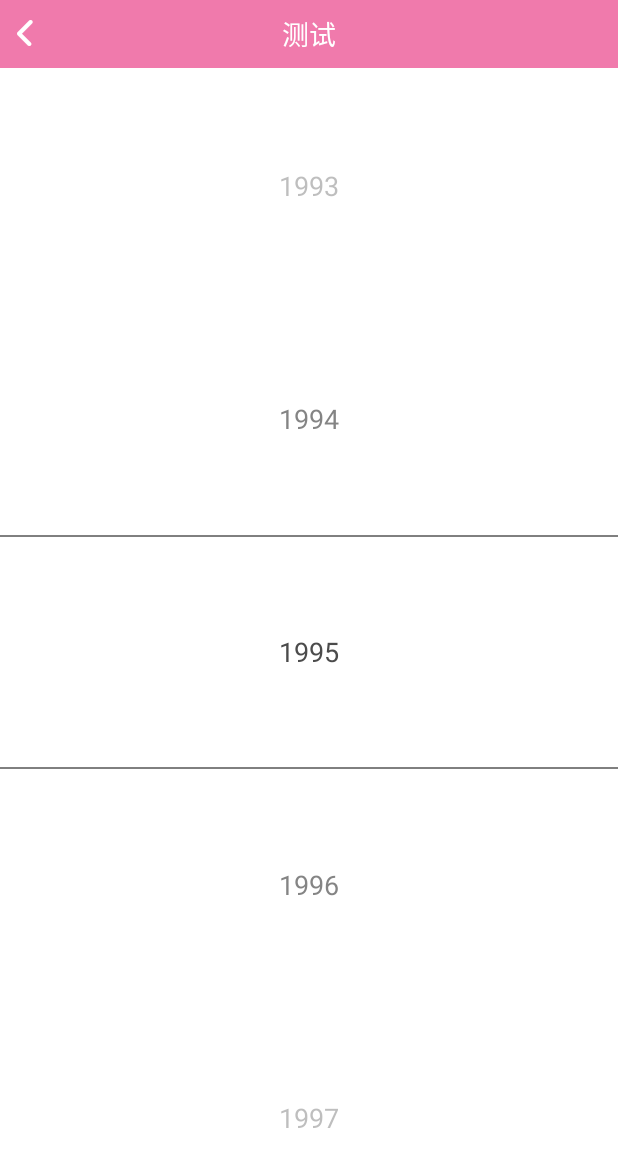
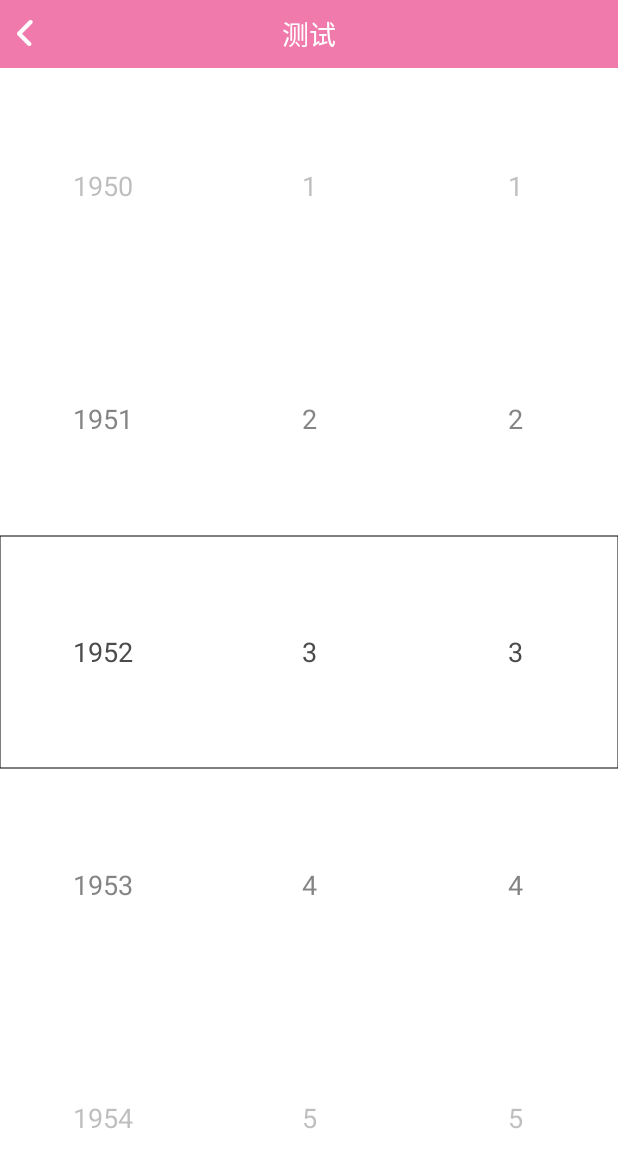
Before and after one commit to BreedMemory/BreedMemory, an Android app: the TestActivity screen opened directly, with no data from a screen before it, on a phone screen of 412 x 824 dp. Shown: the top 1168 px of the screen. Run offline under Robolectric (Android 15) with nearby library versions, the phone set to English and light mode, and no system bars.

Commit message:
完成时间选择控件 登录页面开头

```diff
--- a/app/src/main/java/com/yijiehl/club/android/ui/activity/TestActivity.java
+++ b/app/src/main/java/com/yijiehl/club/android/ui/activity/TestActivity.java
@@ -6,15 +6,8 @@
  */
 package com.yijiehl.club.android.ui.activity;
 
-import android.os.Bundle;
-import android.view.View;
-import android.widget.LinearLayout;
-
-import com.uuzz.android.ui.view.IconTextView;
 import com.uuzz.android.util.ioc.annotation.ContentView;
-import com.uuzz.android.util.ioc.annotation.ViewInject;
 import com.yijiehl.club.android.R;
-import com.yijiehl.club.android.ui.view.NumberPickerView;
 
 
 /**
@@ -29,34 +22,9 @@ import com.yijiehl.club.android.ui.view.NumberPickerView;
 @ContentView(R.layout.activity_test)
 public class TestActivity extends BmActivity {
 
-    @ViewInject(R.id.npv_number_picker_view)
-    private NumberPickerView mNumberPicker;
-
-    @Override
-    protected void configHeadLeftView() {
-        mHeadLeftContainer.setBackgroundDrawable(getResources().getDrawable(R.drawable.bg_header_touchable));
-        IconTextView lReturnBtn = new IconTextView(this);
-        mHeadLeftContainer.addView(lReturnBtn);
-        LinearLayout.LayoutParams layoutParams = (LinearLayout.LayoutParams) lReturnBtn.getLayoutParams();
-        layoutParams.width = LinearLayout.LayoutParams.WRAP_CONTENT;
-        layoutParams.height = LinearLayout.LayoutParams.WRAP_CONTENT;
-        lReturnBtn.setText(getString(R.string.icon_return));
-
-        mHeadLeftContainer.setOnClickListener(new View.OnClickListener() {
-            @Override
-            public void onClick(View v) {
-                mNumberPicker.setMaxValue(2010);
-            }
-        });
-    }
 
     @Override
     protected String getHeadTitle() {
         return "测试";
     }
-
-    @Override
-    public void onCreate(Bundle savedInstanceState) {
-        super.onCreate(savedInstanceState);
-    }
 }
--- a/app/src/main/java/com/yijiehl/club/android/ui/view/NumberPickerView.java
+++ b/app/src/main/java/com/yijiehl/club/android/ui/view/NumberPickerView.java
@@ -8,7 +8,6 @@ import android.graphics.Paint;
 import android.graphics.Rect;
 import android.os.Build;
 import android.support.annotation.ColorInt;
-import android.support.annotation.DimenRes;
 import android.util.AttributeSet;
 import android.view.MotionEvent;
 import android.view.VelocityTracker;
@@ -25,44 +24,43 @@ import java.lang.ref.Reference;
 import java.lang.ref.SoftReference;
 import java.util.Arrays;
 
-/**
- * Created by yjwfn on 15-12-24.
- */
+
 public class NumberPickerView extends View {
 
-    private static final String TAG = "NumberPickerView";
     private Paint   mTextPaint;
 
-    private int     mMinValue;
+    private int mMinValue;
 
-    private int     mMaxValue;
+    private int mMaxValue;
 
-    private int     mPageSize;
+    private int mPageSize;
 
-    @DimenRes
-    private int     mTextSize;
-
-    private int     mLastTouchY;
+    private int mLastTouchY;
 
 
-    private int     mActivePointerId;
+    private int mActivePointerId;
 
-    private Object[]  mSelector;
+    private int[] mSelector;
 
-    private OverScroller    mOverScroller;
+    private OverScroller mOverScroller;
     private VelocityTracker mVelocityTracker;
 
     private boolean mIsDragging;
-    private int     mTouchSlop;
-    private int     mMaximumVelocity;
-    private int     mMinimumVelocity;
+    private int mTouchSlop;
+    private int mMaximumVelocity;
+    private int mMinimumVelocity;
+    /** 是否画左边线 */
+    private boolean isDrawLeftLine;
+    /** 是否画右边线 */
+    private boolean isDrawRightLine;
+    private Rect mItemRect = new Rect();
 
 
     @ColorInt
-    private int     mTextColorNormal;
+    private int mTextColorNormal;
 
     @ColorInt
-    private int     mTextColorSelected;
+    private int mTextColorSelected;
 
 
     private Reference<OnValueChanged> mCallbackRef;
@@ -79,12 +77,14 @@ public class NumberPickerView extends View {
         super(context, attrs, defStyleAttr);
 
         TypedArray array = context.obtainStyledAttributes(attrs, R.styleable.NumberPickerView);
-        mTextSize = array.getDimensionPixelOffset(R.styleable.NumberPickerView_numberTextSize, 22);
+        int mTextSize = array.getDimensionPixelOffset(R.styleable.NumberPickerView_numberTextSize, 22);
         mMaxValue = array.getInt(R.styleable.NumberPickerView_maxValue, 0);
         mMinValue = array.getInt(R.styleable.NumberPickerView_minValue, 0);
         mPageSize = array.getInt(R.styleable.NumberPickerView_numberPageSize, 5);
         mTextColorNormal = array.getColor(R.styleable.NumberPickerView_numberColorNormal, Color.GREEN);
         mTextColorSelected = array.getColor(R.styleable.NumberPickerView_numberColorSelected, Color.RED);
+        isDrawLeftLine = array.getBoolean(R.styleable.NumberPickerView_drawLeftLine, false);
+        isDrawRightLine = array.getBoolean(R.styleable.NumberPickerView_drawRightLine, false);
         array.recycle();
 
         mTextPaint = new Paint();
@@ -101,9 +101,14 @@ public class NumberPickerView extends View {
         mMinimumVelocity = configuration.getScaledMinimumFlingVelocity();
     }
 
+    /**
+     * 描 述：创建数据集<br/>
+     * 作 者：谌珂<br/>
+     * 历 史: (1.0.0) 谌珂 2016/9/6 <br/>
+     */
     private void createSelector() {
         if(mMinValue < mMaxValue){
-            mSelector = new Object[mMaxValue - mMinValue + 1];
+            mSelector = new int[mMaxValue - mMinValue + 1];
             for(int  selectorIndex = mMinValue; selectorIndex <= mMaxValue; selectorIndex++){
                 mSelector[selectorIndex - mMinValue] = selectorIndex;
             }
@@ -123,14 +128,17 @@ public class NumberPickerView extends View {
         int itemHeight = getItemHeight();
         int textHeight = computeTextHeight();
         int centerY = getScrollY() + height / 2;
-        Rect itemRect = new Rect();
         int selectedPos = computePosition();
+        if(selectedPos > mSelector.length-1) {             //当前选择位置已经超过最大位置
+            smoothScrollToValue(mSelector[mSelector.length-1]);
+            selectedPos = mSelector.length-1;
+        }
         int half = mPageSize / 2 + 1;   //去除已选择的
         int itemIndex = selectedPos > half ? selectedPos - half : 0;
         int itemEnd = (selectedPos + half ) <= mSelector.length ? (selectedPos + half) : mSelector.length;
         for( ; itemIndex < itemEnd; itemIndex++){
 
-            itemRect.set(0, itemIndex * itemHeight, width, itemIndex * itemHeight + itemHeight);
+            mItemRect.set(0, itemIndex * itemHeight, width, itemIndex * itemHeight + itemHeight);
            // canvas.drawRect(itemRect, mTextPaint);
 
             if(itemIndex == selectedPos){
@@ -148,7 +156,7 @@ public class NumberPickerView extends View {
 
                 distance乘0.5可以确保scale不小于0.5
              */
-            float distance = Math.abs(itemRect.centerY() - centerY) * 0.8f;
+            float distance = Math.abs(mItemRect.centerY() - centerY) * 0.8f;
             float scale = 1f - distance / (height / 2f) ;
             int  alpha = (int) (scale * 255);
 
@@ -156,8 +164,8 @@ public class NumberPickerView extends View {
             mTextPaint.setAlpha(alpha);
             canvas.save();
 //            canvas.scale(scale, scale, itemRect.centerX(),  pivotY);
-            int y = (itemRect.top + itemRect.bottom - textHeight) /2;
-            canvas.drawText(mSelector[itemIndex] + "" , itemRect.width() / 2 , y , mTextPaint);
+            int y = (mItemRect.top + mItemRect.bottom - textHeight) /2;
+            canvas.drawText(mSelector[itemIndex] + "" , mItemRect.width() / 2 , y , mTextPaint);
             canvas.restore();
         }
 
@@ -165,6 +173,12 @@ public class NumberPickerView extends View {
         canvas.drawLine(0, centerY - itemHeight/2, width, centerY - itemHeight/2, mTextPaint);
         canvas.drawLine(0, centerY + itemHeight/2, width, centerY + itemHeight/2, mTextPaint);
 
+        if(isDrawLeftLine) {
+            canvas.drawLine(0, centerY - itemHeight/2, 0, centerY + itemHeight/2, mTextPaint);
+        }
+        if(isDrawRightLine) {
+            canvas.drawLine(width, centerY - itemHeight/2, width, centerY + itemHeight/2, mTextPaint);
+        }
     }
 
     @Override
@@ -184,14 +198,7 @@ public class NumberPickerView extends View {
         setMeasuredDimension(width, height);
     }
 
-    /**
-     *
-     * @param suggestedSize 最合适的大小
-     * @param paramSize 配置的大小
-     * @param measureSpec
-     * @return
-     */
-    private int calculateSize(int suggestedSize, int paramSize, int measureSpec){
+    private int calculateSize(int suggestedSize, int paramSize, int measureSpec) {
         int result = 0;
         int size = MeasureSpec.getSize(measureSpec);
         int mode = MeasureSpec.getMode(measureSpec);
@@ -297,13 +304,9 @@ public class NumberPickerView extends View {
                 }
 
                 if(mIsDragging){
-                    if(canScroll(deltaY))
+                    if(canScroll(deltaY)){
                         scrollBy(0, deltaY);
-                    else {
-
-
                     }
-
                     mLastTouchY = (int) event.getY();
                 }
 
@@ -352,21 +355,21 @@ public class NumberPickerView extends View {
         return true;
     }
 
-    private void    recyclerVelocityTracker(){
+    private void recyclerVelocityTracker(){
 
         if(mVelocityTracker != null)
                 mVelocityTracker.recycle();
 
         mVelocityTracker = null;
     }
-    private void    invalidateOnAnimation(){
+    private void invalidateOnAnimation(){
         if(Build.VERSION.SDK_INT >= 16)
             postInvalidateOnAnimation();
         else
             invalidate();
     }
 
-    private void    handlerClick(int y){
+    private void handlerClick(int y){
 
         y = y + getScrollY();
 
@@ -381,8 +384,8 @@ public class NumberPickerView extends View {
 
     /**
      * 获取一个item位置，通过滚动正好将这个item放置在中间
-     * @param position
-     * @return
+     * @param position 当前选中的索引
+     * @return 当前选中区域的矩形
      */
     private Rect getLocationByPosition(int position){
         int scrollY = position * getItemHeight() + getMinimumScrollY();
@@ -403,18 +406,13 @@ public class NumberPickerView extends View {
         }
     }
 
-    @Override
-    protected void onScrollChanged(int l, int t, int oldl, int oldt) {
-        super.onScrollChanged(l, t, oldl, oldt);
-
-        if(mCallbackRef != null && mCallbackRef.get() != null) {
-            int position = computePosition();
-            mCallbackRef.get().onValueChanged(position, mSelector[position]);
-        }
-
-    }
-
-    public void    smoothScrollTo(int position){
+    /**
+     * 描 述：缓慢滑动到position指定位置<br/>
+     * 作 者：谌珂<br/>
+     * 历 史: (1.0.0) 谌珂 2016/9/6 <br/>
+     * @param position y坐标
+     */
+    public void smoothScrollTo(int position){
         if(position < 0 || mSelector == null || position > mSelector.length)
             return;
 
@@ -424,25 +422,46 @@ public class NumberPickerView extends View {
         invalidateOnAnimation();
     }
 
-
-    public void smoothScrollToValue(Object object){
+    /**
+     * 描 述：缓慢滑动到value对应位置<br/>
+     * 作 者：谌珂<br/>
+     * 历 史: (1.0.0) 谌珂 2016/9/6 <br/>
+     * @param value 值
+     */
+    public void smoothScrollToValue(int value){
         if(mSelector == null)
             return;
 
-        int pos = Arrays.binarySearch(mSelector, object);
+        int pos = Arrays.binarySearch(mSelector, value);
         smoothScrollTo(pos);
+    }
+
+    /**
+     * 描 述：迅速滑动到value对应位置<br/>
+     * 作 者：谌珂<br/>
+     * 历 史: (1.0.0) 谌珂 2016/9/6 <br/>
+     * @param value 值
+     */
+    public void scrollToValue(int value){
+        if(mSelector == null)
+            return;
+
+        int pos = Arrays.binarySearch(mSelector, value);
+        scrollTo(0, pos);
     }
 
     /**
      * 调整item使对齐居中
      */
-    private void    adjustItem( ){
+    private void adjustItem( ){
         int position  = computePosition();
         Rect rect = getLocationByPosition(position);
         int scrollY =    rect.top - getScrollY();
+        if(mCallbackRef != null && mCallbackRef.get() != null) {
+            mCallbackRef.get().onValueChanged(position, mSelector[position]);
+        }
 
         if(scrollY != 0) {
-            mOverScroller.startScroll(getScrollX(), getScrollY(), 0, scrollY);
             mOverScroller.startScroll(getScrollX(), getScrollY(), 0, scrollY);
             invalidateOnAnimation();
         }
@@ -458,22 +477,10 @@ public class NumberPickerView extends View {
 
     /**
      * 计算当前显示的位置
-     * @return
+     * @return 当前位置
      */
     public int computePosition(){
         return computePosition(0);
-    }
-
-    private void    printLog(String msg){
-       // Log.d(TAG,msg);
-
-    }
-
-    public void     setSelector(Object...args){
-        mSelector = args;
-
-
-        postInvalidate();
     }
 
     private boolean canScroll(int deltaY){
@@ -485,29 +492,29 @@ public class NumberPickerView extends View {
     }
 
 
-    private int     getMaximumScrollY(){
+    private int getMaximumScrollY(){
         return (mSelector.length - 1) * getItemHeight()  + getMinimumScrollY();
     }
 
-    private int     getMinimumScrollY(){
+    private int getMinimumScrollY(){
         return   -((getHeight() - getItemHeight()) / 2);
     }
 
 
-    public int     getItemHeight(){
+    public int getItemHeight(){
         return getHeight() / mPageSize;
     }
 
-    private int     computeTextHeight(){
+    private int computeTextHeight(){
         Paint.FontMetricsInt metricsInt = mTextPaint.getFontMetricsInt();
         return metricsInt.bottom + metricsInt.top;
     }
 
     private int computeMaximumWidth(){
         int result = (int) mTextPaint.measureText("0000");
-        int width = 0;
+        int width;
         for(int objIndex =  0; mSelector != null &&  objIndex < mSelector.length; objIndex++){
-            width = (int) mTextPaint.measureText(mSelector[objIndex].toString());
+            width = (int) mTextPaint.measureText(String.valueOf(mSelector[objIndex]));
             if(width > result)
                 result = width;
         }
@@ -516,17 +523,48 @@ public class NumberPickerView extends View {
     }
 
 
-    public void     setListener(OnValueChanged valueChanged){
+    public void  setListener(OnValueChanged valueChanged){
         mCallbackRef = new SoftReference<>(valueChanged);
     }
 
     public interface OnValueChanged{
-        void onValueChanged(int position, Object value);
+        void onValueChanged(int position, int value);
     }
 
-    public void setMaxValue(int maxValue) {
+    /**
+     * 描 述：修改最大最小值<br/>
+     * 作 者：谌珂<br/>
+     * 历 史: (1.0.0) 谌珂 2016/9/6 <br/>
+     * @param minValue 最小值
+     * @param maxValue 最大值
+     */
+    public void setBoundValue(int minValue, int maxValue) {
         this.mMaxValue = maxValue;
+        this.mMinValue = minValue;
         createSelector();
         invalidate();
     }
+
+    /**
+     * 描 述：修改最大值<br/>
+     * 作 者：谌珂<br/>
+     * 历 史: (1.0.0) 谌珂 2016/9/6 <br/>
+     * @param maxValue 最大值
+     */
+    public void setMaxValue(int maxValue) {
+        setBoundValue(mMinValue, maxValue);
+    }
+
+    /**
+     * 描 述：获取选值<br/>
+     * 作 者：谌珂<br/>
+     * 历 史: (1.0.0) 谌珂 2016/9/6 <br/>
+     */
+    public int getValue() {
+        return mSelector[computePosition()];
+    }
+
+    public void setVaule(int value) {
+        scrollToValue(value);
+    }
 }
--- /dev/null
+++ b/app/src/main/java/com/yijiehl/club/android/ui/view/TimePicker.java
@@ -0,0 +1,120 @@
+/**
+ * 项目名称：手机大管家 <br/>
+ * 文件名称: TimePicker.java <br/>
+ * <p>
+ * Created by 谌珂 on 2016/9/6.  <br/>
+ * Copyright 2011 北京壹平台科技有限公司. All rights reserved.[版权声明]
+ */
+package com.yijiehl.club.android.ui.view;
+
+import android.annotation.TargetApi;
+import android.content.Context;
+import android.os.Build;
+import android.util.AttributeSet;
+import android.view.LayoutInflater;
+import android.view.View;
+import android.widget.FrameLayout;
+
+import com.uuzz.android.util.TimeUtil;
+import com.uuzz.android.util.ioc.annotation.ViewInject;
+import com.uuzz.android.util.ioc.utils.InjectUtils;
+import com.yijiehl.club.android.R;
+
+import java.util.GregorianCalendar;
+
+/**
+ * 项目名称：手机大管家 <br/>
+ * 类  名: TimePicker <br/>
+ * 类描述: <br/>
+ * 实现的主要功能 <br/>
+ * 版    本：1.0.0 <br/>
+ * 修改时间：2016/9/6 <br/>
+ * @author 谌珂 <br/>
+ */
+public class TimePicker extends FrameLayout {
+    @ViewInject(R.id.npv_year)
+    private NumberPickerView mYear;
+    @ViewInject(R.id.npv_month)
+    private NumberPickerView mMonth;
+    @ViewInject(R.id.npv_day)
+    private NumberPickerView mDay;
+
+    public TimePicker(Context context) {
+        this(context, null);
+    }
+
+    public TimePicker(Context context, AttributeSet attrs) {
+        this(context, attrs, 0);
+    }
+
+    public TimePicker(Context context, AttributeSet attrs, int defStyleAttr) {
+        super(context, attrs, defStyleAttr);
+        initView();
+    }
+
+    @TargetApi(Build.VERSION_CODES.LOLLIPOP)
+    public TimePicker(Context context, AttributeSet attrs, int defStyleAttr, int defStyleRes) {
+        super(context, attrs, defStyleAttr, defStyleRes);
+        initView();
+    }
+
+    /**
+     * 描 述：初始化内容视图<br/>
+     * 作 者：谌珂<br/>
+     * 历 史: (1.0.0) 谌珂 2016/9/6 <br/>
+     */
+    private void initView() {
+        View v = LayoutInflater.from(getContext()).inflate(R.layout.view_time_picker, null);
+        this.addView(v);
+        InjectUtils.injectViews(v, this);
+        mMonth.setListener(new NumberPickerView.OnValueChanged() {
+            @Override
+            public void onValueChanged(int position, int value) {
+                int maxDay;
+                switch (value) {
+                    case 1:
+                    case 3:
+                    case 5:
+                    case 7:
+                    case 8:
+                    case 10:
+                    case 12:
+                        maxDay = 31;
+                        break;
+                    case 2:
+                        if(mYear.getValue()%4 == 0 && mYear.getValue()%100 != 0) {
+                            maxDay = 29;
+                        } else {
+                            maxDay = 28;
+                        }
+                        break;
+                    default:
+                        maxDay = 30;
+                        break;
+                }
+                mDay.setMaxValue(maxDay);
+            }
+        });
+    }
+
+    /**
+     * 描 述：获取选择日期的时间戳<br/>
+     * 作 者：谌珂<br/>
+     * 历 史: (1.0.0) 谌珂 2016/9/6 <br/>
+     * @return 时间戳
+     */
+    public long getDateTimeStamp() {
+        GregorianCalendar lGregorianCalendar = new GregorianCalendar(mYear.getValue(), mMonth.getValue(), mDay.getValue());
+        return lGregorianCalendar.getTimeInMillis();
+    }
+
+    /**
+     * 描 述：获取选择日期的时间戳<br/>
+     * 作 者：谌珂<br/>
+     * 历 史: (1.0.0) 谌珂 2016/9/6 <br/>
+     * @return yyyy-MM-dd
+     */
+    public String getDate() {
+        return TimeUtil.getTime(getDateTimeStamp());
+    }
+}
--- a/app/src/main/res/layout/activity_test.xml
+++ b/app/src/main/res/layout/activity_test.xml
@@ -5,17 +5,8 @@
     android:layout_width="match_parent"
     android:layout_height="match_parent">
 
-    <com.yijiehl.club.android.ui.view.NumberPickerView
-        xmlns:app="http://schemas.android.com/apk/res-auto"
-        android:id="@+id/npv_number_picker_view"
-        android:layout_width="0dip"
-        android:layout_weight="1"
-        android:layout_height="match_parent"
-        app:numberColorNormal="@color/textColorPrimary"
-        app:numberColorSelected="@color/textColorPrimary"
-        app:maxValue="2015"
-        app:minValue="1993"
-        app:numberTextSize="@dimen/primary_text_size"
-        app:numberPageSize="5" />
+    <com.yijiehl.club.android.ui.view.TimePicker
+        android:layout_width="match_parent"
+        android:layout_height="match_parent" />
 
 </LinearLayout>
--- /dev/null
+++ b/app/src/main/res/layout/view_time_picker.xml
@@ -0,0 +1,46 @@
+<?xml version="1.0" encoding="utf-8"?>
+<LinearLayout xmlns:android="http://schemas.android.com/apk/res/android"
+    xmlns:app="http://schemas.android.com/apk/res-auto"
+    android:orientation="horizontal"
+    android:layout_width="match_parent"
+    android:layout_height="match_parent">
+
+    <com.yijiehl.club.android.ui.view.NumberPickerView
+        android:id="@+id/npv_year"
+        android:layout_width="0dip"
+        android:layout_weight="1"
+        android:layout_height="match_parent"
+        app:numberColorNormal="@color/textColorPrimary"
+        app:numberColorSelected="@color/textColorPrimary"
+        app:maxValue="2016"
+        app:minValue="1950"
+        app:numberTextSize="@dimen/primary_text_size"
+        app:drawLeftLine="true"
+        app:numberPageSize="5" />
+
+    <com.yijiehl.club.android.ui.view.NumberPickerView
+        android:id="@+id/npv_month"
+        android:layout_width="0dip"
+        android:layout_weight="1"
+        android:layout_height="match_parent"
+        app:numberColorNormal="@color/textColorPrimary"
+        app:numberColorSelected="@color/textColorPrimary"
+        app:maxValue="12"
+        app:minValue="1"
+        app:numberTextSize="@dimen/primary_text_size"
+        app:numberPageSize="5" />
+
+    <com.yijiehl.club.android.ui.view.NumberPickerView
+        android:id="@+id/npv_day"
+        android:layout_width="0dip"
+        android:layout_weight="1"
+        android:layout_height="match_parent"
+        app:numberColorNormal="@color/textColorPrimary"
+        app:numberColorSelected="@color/textColorPrimary"
+        app:maxValue="31"
+        app:minValue="1"
+        app:numberTextSize="@dimen/primary_text_size"
+        app:drawRightLine="true"
+        app:numberPageSize="5" />
+
+</LinearLayout>
--- a/app/src/main/res/values/attrs.xml
+++ b/app/src/main/res/values/attrs.xml
@@ -7,5 +7,7 @@
         <attr name="numberPageSize" format="reference|integer" />
         <attr name="minValue" format="reference|integer" />
         <attr name="maxValue" format="reference|integer" />
+        <attr name="drawLeftLine" format="boolean" />
+        <attr name="drawRightLine" format="boolean" />
     </declare-styleable>
 </resources>
--- a/app/src/main/res/values/colors.xml
+++ b/app/src/main/res/values/colors.xml
@@ -1,7 +1,7 @@
 <?xml version="1.0" encoding="utf-8"?>
 <resources>
     <color name="colorPrimary">#f07aac</color>
-    <color name="colorPrimaryDark">#f7f8f8</color>
+    <color name="colorPrimaryDark">#24f07aac</color>
     <color name="colorAccent">#007e82</color>
     <color name="colorAccentDark">#046b6f</color>
     <color name="colorAccentLight">#007e82</color>
--- a/app/src/main/res/values/strings.xml
+++ b/app/src/main/res/values/strings.xml
@@ -1,4 +1,8 @@
 <resources>
     <string name="app_name">BreedMemory</string>
     <string name="host_page">首页</string>
+    <string name="login">登录</string>
+    <string name="phone_number">手机号</string>
+    <string name="identifying_code">验证码</string>
+    <string name="get_identifying_code">获取验证码</string>
 </resources>
```
Also changed, not shown: app/src/main/java/com/yijiehl/club/android/ui/activity/LoginActivity.java (added, +39 -0 lines), app/src/main/res/drawable/bg_border_white_corner_primary_color.xml (added, +27 -0 lines), app/src/main/res/drawable/bg_corner_primary_color.xml (added, +56 -0 lines), app/src/main/res/layout/activity_login.xml (added, +59 -0 lines), app/src/main/res/values/styles.xml (+10 -0 lines), app/src/main/res/drawable/background_edit_text.png (added), app/src/main/res/drawable/identifying _code.png (added), app/src/main/res/drawable/login_logo.png (added).
